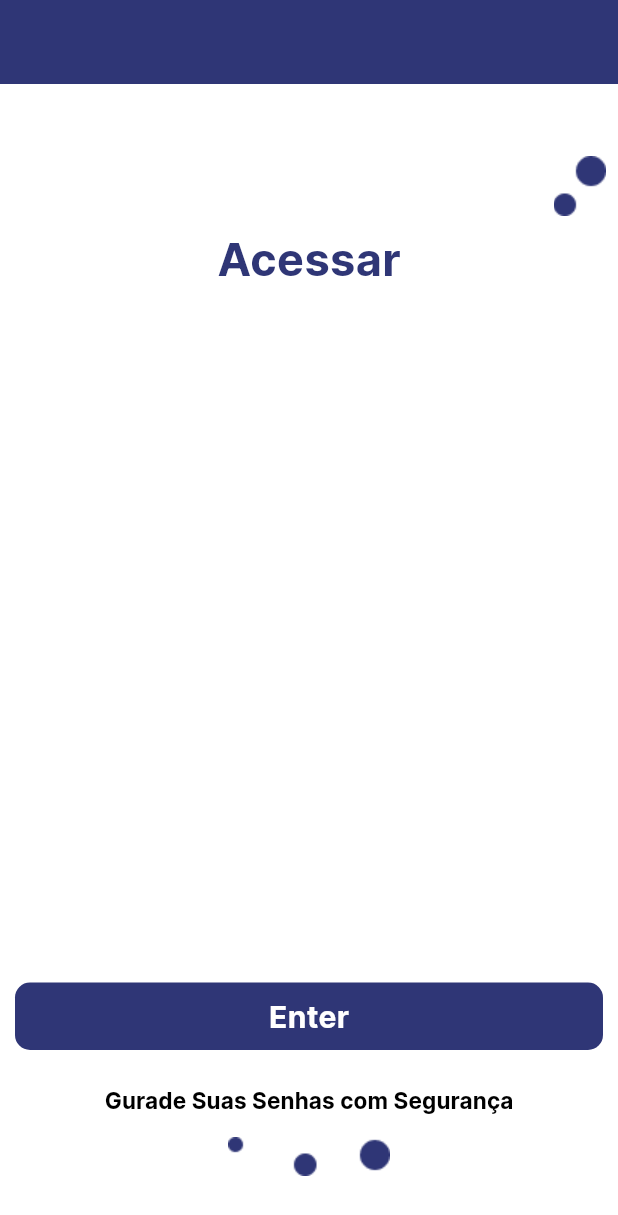
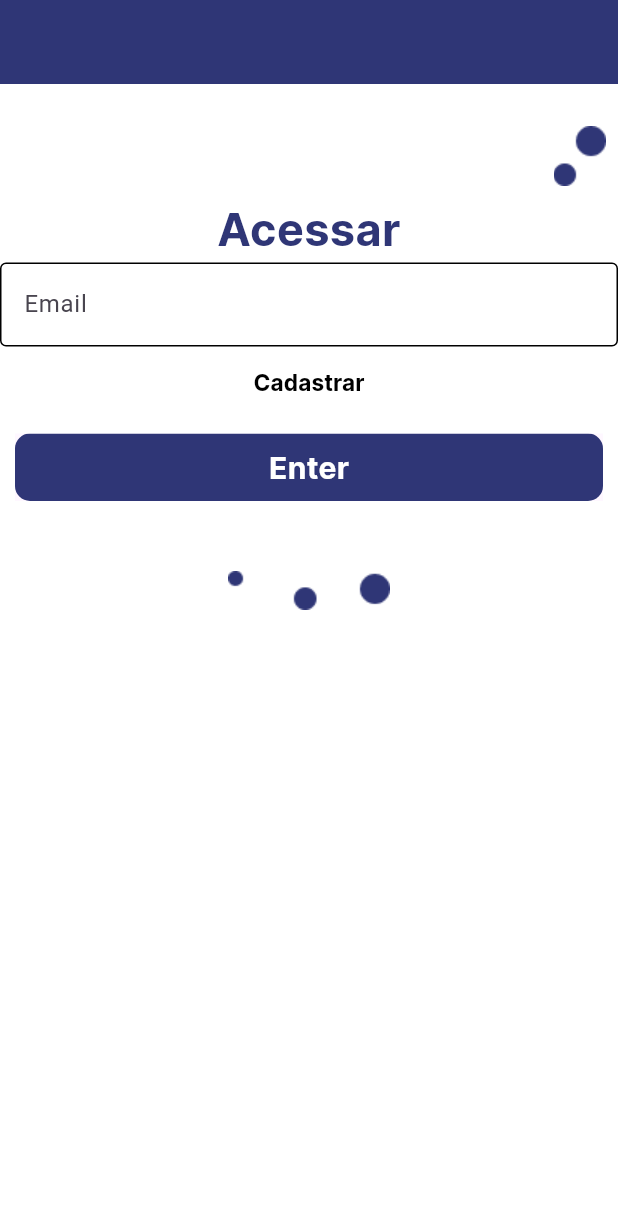
Before and after one commit to CMeskita/flutter_application_pass, a Flutter app: the screen it shows after launch, on a phone screen of 412 x 824 dp. Shown: the top 1215 px of the screen. Run offline on Flutter 3.47's test engine with Material 3 defaults, Android fonts, the phone set to English and light mode, and no system bars.

Commit message:
Entrada de Dados

```diff
--- a/lib/app.dart
+++ b/lib/app.dart
@@ -1,15 +1,15 @@
 import 'package:flutter/material.dart';
-
+import 'commom/themes/default_theme.dart';
 import 'features/onboarding/onboarding_page.dart';
-//import 'features/splash/splash_page.dart';
 
 class App extends StatelessWidget {
   const App({super.key});
 
   @override
   Widget build(BuildContext context) {
-    return const MaterialApp(
-      home: OnboardingPage(),
+    return MaterialApp(
+      theme: defaultTheme,
+      home: const OnboardingPage(),
     );
   }
 }
--- /dev/null
+++ b/lib/commom/themes/default_theme.dart
@@ -0,0 +1,11 @@
+import 'package:flutter/material.dart';
+
+final defaultTheme = ThemeData(
+  inputDecorationTheme: const InputDecorationTheme(
+    focusedBorder: OutlineInputBorder(
+      borderSide: BorderSide(
+        color: Colors.red,
+      ),
+    ),
+  ),
+);
--- /dev/null
+++ b/lib/commom/widgets/primary_button.dart
@@ -0,0 +1,43 @@
+import 'package:flutter/material.dart';
+
+import '../constants/app_color.dart';
+import '../constants/app_text_styles.dart';
+
+class PrimeryButton extends StatelessWidget {
+  final VoidCallback? onPressed;
+  final String text;
+
+  const PrimeryButton({
+    super.key,
+    this.onPressed,
+    required this.text,
+  });
+  final BorderRadius _borderRadius =
+      const BorderRadius.all(Radius.circular(10.0));
+
+  @override
+  Widget build(BuildContext context) {
+    return Material(
+      child: Ink(
+        height: 45.0,
+        decoration: BoxDecoration(
+          borderRadius: _borderRadius,
+          gradient: LinearGradient(
+            colors: onPressed != null
+                ? AppColor.colorLista
+                : AppColor.colorListagray,
+          ),
+        ),
+        child: InkWell(
+          borderRadius: _borderRadius,
+          onTap: onPressed,
+          child: Align(
+            child: Text(text,
+                style: AppTextStyler.smallText
+                    .copyWith(color: AppColor.colorWhite)),
+          ),
+        ),
+      ),
+    );
+  }
+}
--- a/lib/features/onboarding/onboarding_page.dart
+++ b/lib/features/onboarding/onboarding_page.dart
@@ -4,8 +4,8 @@ import 'package:flutter/material.dart';
 import 'package:flutter_application_pass/commom/constants/app_color.dart';
 import 'package:flutter_application_pass/commom/constants/app_text_styles.dart';
 
-import '../../widgets/primary_button.dart';
-import '../../widgets/primary_textbutton.dart';
+import '../../commom/widgets/primary_button.dart';
+import '../../commom/widgets/primary_textbutton.dart';
 
 class OnboardingPage extends StatelessWidget {
   const OnboardingPage({super.key});
@@ -17,10 +17,9 @@ class OnboardingPage extends StatelessWidget {
       appBar: AppBar(
         backgroundColor: AppColor.colorSecundary,
       ),
-      body: Align(
-        child: Column(
+      body: ListView(
         children: [
-            const SizedBox(height: 40.0),
+          const SizedBox(height: 20.0),
           Padding(
             padding: const EdgeInsets.all(8.0),
             child: Container(
@@ -29,10 +28,30 @@ class OnboardingPage extends StatelessWidget {
             ),
           ),
           Expanded(
-              flex: 5,
             child: Text('Acessar',
+                textAlign: TextAlign.center,
                 style: AppTextStyler.mediumText
                     .copyWith(color: AppColor.colorSecundary)),
+          ),
+          const Form(
+            child: Column(
+              children: [
+                PrimaryTextFild(),
+              ],
+            ),
+          ),
+
+          //const TextField(),
+          PrimaryTextButton(
+            onPressed: () => log('tape'),
+            children: [
+              Text(
+                'Cadastrar',
+                textAlign: TextAlign.start,
+                style: AppTextStyler.verysmallText
+                    .copyWith(color: AppColor.colorBlack),
+              ),
+            ],
           ),
           Padding(
             padding: const EdgeInsets.all(10.0),
@@ -43,24 +62,43 @@ class OnboardingPage extends StatelessWidget {
               },
             ),
           ),
-            PrimaryTextButton(
-              onPressed: () => log('tape'),
-              children: [
-                Text(
-                  'Gurade Suas Senhas com',
-                  style: AppTextStyler.verysmallText
-                      .copyWith(color: AppColor.colorBlack),
-                ),
-                Text(
-                  ' Segurança',
-                  style: AppTextStyler.verysmallText
-                      .copyWith(color: AppColor.colorBlack),
-                ),
+          Image.asset('assets/imagens/footerenfeite.png'),
+          const SizedBox(height: 20.0),
         ],
       ),
-            Image.asset('assets/imagens/footerenfeite.png'),
-            const SizedBox(height: 40.0),
-          ],
+    );
+  }
+}
+
+class PrimaryTextFild extends StatefulWidget {
+  const PrimaryTextFild({
+    super.key,
+  });
+
+  @override
+  State<PrimaryTextFild> createState() => _PrimaryTextFildState();
+}
+
+class _PrimaryTextFildState extends State<PrimaryTextFild> {
+  final defaultBorder = const OutlineInputBorder();
+
+  @override
+  Widget build(BuildContext context) {
+    return TextFormField(
+      decoration: InputDecoration(
+        labelText: "Email",
+        focusedBorder: defaultBorder.copyWith(
+          borderSide: const BorderSide(
+            color: Colors.red,
+          ),
+        ),
+        errorBorder: defaultBorder,
+        focusedErrorBorder: defaultBorder,
+        enabledBorder: defaultBorder,
+        disabledBorder: defaultBorder.copyWith(
+          borderSide: const BorderSide(
+            color: Colors.yellow,
+          ),
         ),
       ),
     );
--- a/lib/widgets/primary_button.dart
+++ /dev/null
@@ -1,40 +0,0 @@
-import 'package:flutter/material.dart';
-
-import '../commom/constants/app_color.dart';
-import '../commom/constants/app_text_styles.dart';
-
-class PrimeryButton extends StatelessWidget {
-  final VoidCallback? onPressed;
-  final String text;
-
-  const PrimeryButton({
-    super.key,
-    this.onPressed,
-    required this.text,
-  });
-  final BorderRadius _borderRadius =
-      const BorderRadius.all(Radius.circular(10.0));
-
-  @override
-  Widget build(BuildContext context) {
-    return Ink(
-      height: 45.0,
-      decoration: BoxDecoration(
-        borderRadius: _borderRadius,
-        gradient: LinearGradient(
-          colors:
-              onPressed != null ? AppColor.colorLista : AppColor.colorListagray,
-        ),
-      ),
-      child: InkWell(
-        borderRadius: _borderRadius,
-        onTap: onPressed,
-        child: Align(
-          child: Text(text,
-              style:
-                  AppTextStyler.smallText.copyWith(color: AppColor.colorWhite)),
-        ),
-      ),
-    );
-  }
-}
```
Also changed, not shown: lib/commom/widgets/primary_textbutton.dart (renamed from lib/widgets/primary_textbutton.dart). Lines whose indentation alone changed are shown as unchanged.
